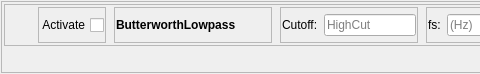
PhysioLabXR/PhysioLabXR-Community, file rena/ui/dsp_ui/ButterworthLowPassFilterWidget.ui: the form before one commit; both pictures show x 0 to 480 and y 0 to 74 of the 730 by 74 pixel window.
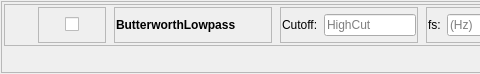
The form after the commit.

Commit message: remove Activate

Patch:
```diff
--- a/rena/ui/dsp_ui/ButterworthLowPassFilterWidget.ui
+++ b/rena/ui/dsp_ui/ButterworthLowPassFilterWidget.ui
@@ -168,13 +168,13 @@
                   <property name="bottomMargin">
                    <number>1</number>
                   </property>
-                  <item>
+                  <item alignment="Qt::AlignHCenter|Qt::AlignVCenter">
                    <widget class="QCheckBox" name="ActivateDataProcessorCheckbox">
                     <property name="layoutDirection">
                      <enum>Qt::RightToLeft</enum>
                     </property>
                     <property name="text">
-                     <string>Activate</string>
+                     <string/>
                     </property>
                    </widget>
                   </item>
```
The commit also changes 5 other files.
